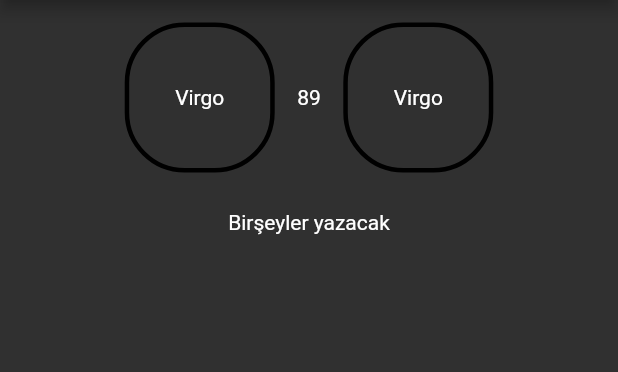
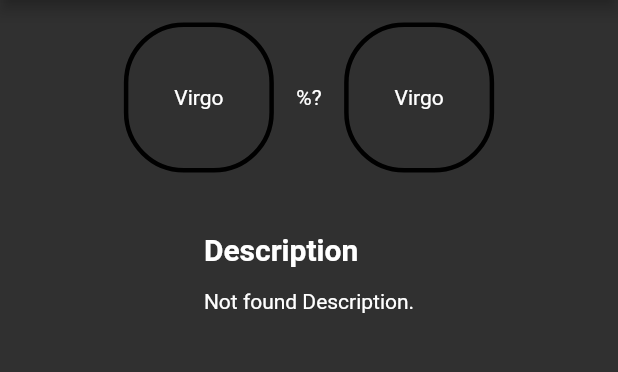
Before and after one commit to Mihrimah/jupi, a Flutter app: the CompatibilityResultPage screen opened directly with empty values, on a phone screen of 412 x 824 dp, the part 84-456 px from its top. Run offline on Flutter 3.47's test engine with Material 2 defaults, Android fonts, the phone set to English and light mode, and no system bars; our stand-ins replace carousel_slider, cloud_firestore, firebase_core, flutter_datetime_picker, shared_preferences; accounts and stored records are empty.

```diff
--- a/lib/main.dart
+++ b/lib/main.dart
@@ -1,3 +1,4 @@
+import 'package:firebase_core/firebase_core.dart';
 import 'package:flutter/material.dart';
 import 'package:jupi/app.dart';
 import 'package:provider/provider.dart';
@@ -6,7 +7,9 @@ import 'package:shared_preferences/shared_preferences.dart';
 import 'enum/horoscope_enum.dart';
 import 'model/user.dart';
 
-void main() {
+void main() async {
+  WidgetsFlutterBinding.ensureInitialized();
+  await Firebase.initializeApp();
   runApp(Provider(
       create: (_) => User("", DateTime.now(), HoroscopeEnum.Taurus),
       child: App()));
--- /dev/null
+++ b/lib/model/compatibility_response.dart
@@ -0,0 +1,13 @@
+import 'dart:core';
+
+import 'package:jupi/enum/horoscope_enum.dart';
+
+class CompatibilityResponse {
+  CompatibilityResponse(this.ownHoroscope, this.otherHoroscope, this.description, this.lovePercentage);
+
+  HoroscopeEnum ownHoroscope;
+  HoroscopeEnum otherHoroscope;
+  String description;
+  int lovePercentage;
+
+}
--- a/lib/pages/compatibility_result_page.dart
+++ b/lib/pages/compatibility_result_page.dart
@@ -1,8 +1,11 @@
+import 'package:cloud_firestore/cloud_firestore.dart';
 import 'package:flutter/cupertino.dart';
 import 'package:flutter/material.dart';
 import 'package:jupi/enum/horoscope_enum.dart';
+import 'package:jupi/model/compatibility_response.dart';
 import 'package:jupi/model/horoscope.dart';
 import 'package:jupi/model/user.dart';
+import 'package:jupi/repository/firebase_repository.dart';
 import 'package:provider/provider.dart';
 
 class CompatibilityResultPage extends StatefulWidget {
@@ -17,19 +20,37 @@ class CompatibilityResultPage extends StatefulWidget {
 }
 
 class _CompatibilityResultPageState extends State<CompatibilityResultPage> {
-  int rate = 89; //şimdilik elle verdim.
+  late FirebaseRepository _firebaseRepository;
+  CompatibilityResponse? _compatibilityResponse;
+  bool isLoading = true;
 
   @override
   void initState() {
+    _firebaseRepository = FirebaseRepository();
     super.initState();
-    change();
+    fetchComparedDetails(widget.ownHoroscope, widget.otherHoroscope);
   }
 
-  Widget myWidget = Text("vs");
-  void change(){
-    setState(() {
-      myWidget = Text(rate.toString());
+  void fetchComparedDetails(
+      HoroscopeEnum ownHoroscope, HoroscopeEnum otherHoroscope) {
+    _firebaseRepository
+        .findComparedDetailsBetweenHoroscopesCollection(
+            ownHoroscope, otherHoroscope)
+        .then((value) {
+      _compatibilityResponse = convertToTrueNodeDesc(value);
+      setState(() {
+        isLoading = false;
+      });
     });
+  }
+
+  CompatibilityResponse convertToTrueNodeDesc(QuerySnapshot querySnapshot) {
+    Map map = querySnapshot.docs[0].data()! as Map;
+    return CompatibilityResponse(
+        horoscopeEnumFromString(map['sign']),
+        horoscopeEnumFromString(map['partner_sign']),
+        map['description'],
+        map['love_percentage']);
   }
 
   @override
@@ -49,9 +70,7 @@ class _CompatibilityResultPageState extends State<CompatibilityResultPage> {
                 Container(
                   width: 100,
                   height: 100,
-                  child: Center(
-                      child:
-                          Text(widget.ownHoroscope.name())),
+                  child: Center(child: Text(widget.ownHoroscope.name())),
                   decoration: BoxDecoration(
                     borderRadius: BorderRadius.all(
                       Radius.circular(40),
@@ -73,7 +92,10 @@ class _CompatibilityResultPageState extends State<CompatibilityResultPage> {
                       );
                     },
                     duration: Duration(milliseconds: 5000),
-                    child: myWidget,
+                    child: Text(_compatibilityResponse == null
+                        ? "%?"
+                        : "%" +
+                            _compatibilityResponse!.lovePercentage.toString()),
                   ),
                 ),
                 Container(
@@ -97,8 +119,22 @@ class _CompatibilityResultPageState extends State<CompatibilityResultPage> {
               height: 25,
             ),
             Expanded(
-                child: Column(
-              children: [Text("Birşeyler yazacak")],
+                child: Padding(
+              padding: const EdgeInsets.all(15.0),
+              child: Column(
+                crossAxisAlignment: CrossAxisAlignment.start,
+                children: [
+                  Padding(
+                    padding: const EdgeInsets.only(bottom: 15.0),
+                    child: Text("Description",
+                        style:
+                            TextStyle(fontSize: 20, fontWeight: FontWeight.bold)),
+                  ),
+                  Text(_compatibilityResponse == null
+                      ? "Not found Description."
+                      : _compatibilityResponse!.description)
+                ],
+              ),
             ))
           ],
         ),
--- /dev/null
+++ b/lib/repository/firebase_repository.dart
@@ -0,0 +1,22 @@
+import 'package:cloud_firestore/cloud_firestore.dart';
+import 'package:jupi/enum/horoscope_enum.dart';
+
+
+class FirebaseRepository {
+  final CollectionReference trueNodeDescriptionsCollection =
+      FirebaseFirestore.instance.collection("true_node_descriptions");
+
+  final CollectionReference loveCompatibilityCollection =
+      FirebaseFirestore.instance.collection("love_compability");
+
+  Future<QuerySnapshot> findTrueNodeDescriptionByHoroscopeCollection(HoroscopeEnum horoscope) {
+    return trueNodeDescriptionsCollection
+        .where("name", isEqualTo: horoscope.name()).snapshots().first;
+  }
+
+  Future<QuerySnapshot> findComparedDetailsBetweenHoroscopesCollection(HoroscopeEnum ownHoroscope, HoroscopeEnum otherHoroscope) {
+    return loveCompatibilityCollection
+        .where("sign", isEqualTo: ownHoroscope.name())
+        .where("partner_sign", isEqualTo: otherHoroscope.name()).snapshots().first;
+  }
+}
--- a/pubspec.yaml
+++ b/pubspec.yaml
@@ -23,8 +23,6 @@ environment:
 dependencies:
   flutter:
     sdk: flutter
-
-
   # The following adds the Cupertino Icons font to your application.
   # Use with the CupertinoIcons class for iOS style icons.
   cupertino_icons: ^1.0.2
@@ -33,7 +31,8 @@ dependencies:
   provider: ^5.0.0
   flutter_datetime_picker: ^1.5.1
   test: ^1.17.3
-  touchable: ^1.0.0
+  cloud_firestore: ^2.1.0
+  firebase_core: ^1.1.1
 
 dev_dependencies:
   test: ^1.17.3
```
Also changed, not shown: lib/pages/dash_page.dart (+36 -13 lines), pubspec.lock, 3 other files.
